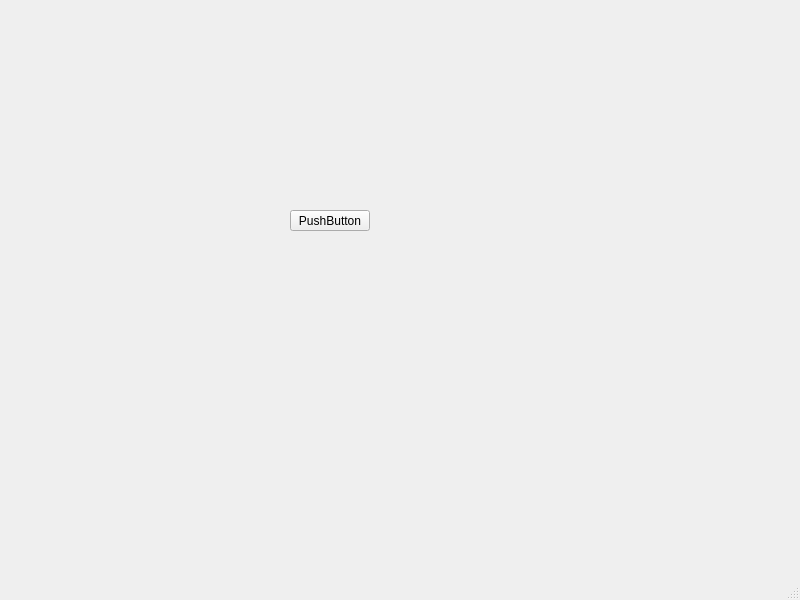
Qt form mainwindow.ui (denis-anisimov57/FileStruct) before a commit.
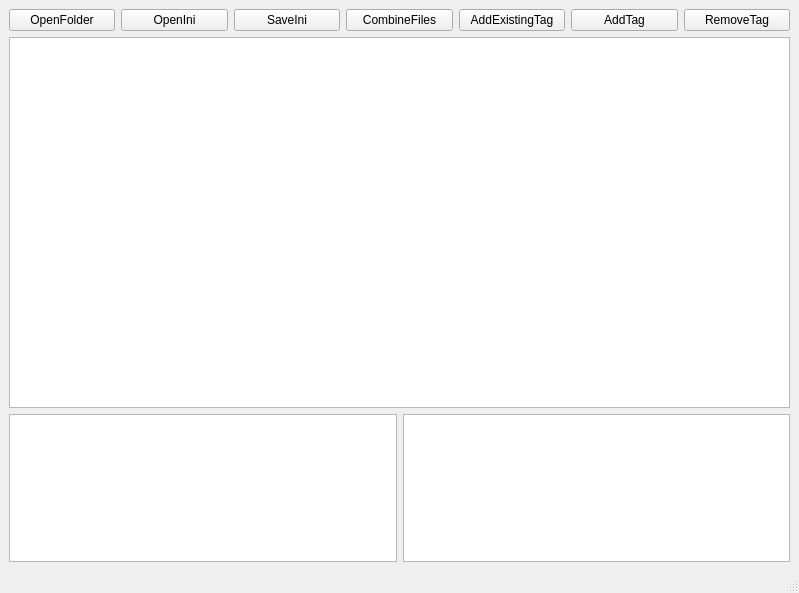
The same form after that commit.

```diff
--- a/mainwindow.ui
+++ b/mainwindow.ui
@@ -6,27 +6,99 @@
    <rect>
     <x>0</x>
     <y>0</y>
-    <width>800</width>
-    <height>600</height>
+    <width>799</width>
+    <height>593</height>
    </rect>
   </property>
   <property name="windowTitle">
    <string>MainWindow</string>
   </property>
   <widget class="QWidget" name="centralwidget">
-   <widget class="QPushButton" name="pushButton">
-    <property name="geometry">
-     <rect>
-      <x>290</x>
-      <y>210</y>
-      <width>80</width>
-      <height>21</height>
-     </rect>
-    </property>
-    <property name="text">
-     <string>PushButton</string>
-    </property>
-   </widget>
+   <layout class="QVBoxLayout" name="verticalLayout_2">
+    <item>
+     <layout class="QVBoxLayout" name="verticalLayout" stretch="1,10,4">
+      <item>
+       <layout class="QHBoxLayout" name="horizontalLayout" stretch="0,0,0,0,0,0,0">
+        <item>
+         <widget class="QPushButton" name="OpenFolder">
+          <property name="text">
+           <string>OpenFolder</string>
+          </property>
+         </widget>
+        </item>
+        <item>
+         <widget class="QPushButton" name="OpenIni">
+          <property name="text">
+           <string>OpenIni</string>
+          </property>
+         </widget>
+        </item>
+        <item>
+         <widget class="QPushButton" name="SaveIni">
+          <property name="text">
+           <string>SaveIni</string>
+          </property>
+         </widget>
+        </item>
+        <item>
+         <widget class="QPushButton" name="CombineFiles">
+          <property name="text">
+           <string>CombineFiles</string>
+          </property>
+         </widget>
+        </item>
+        <item>
+         <widget class="QPushButton" name="AddExistingTags">
+          <property name="text">
+           <string>AddExistingTag</string>
+          </property>
+         </widget>
+        </item>
+        <item>
+         <widget class="QPushButton" name="AddTag">
+          <property name="text">
+           <string>AddTag</string>
+          </property>
+         </widget>
+        </item>
+        <item>
+         <widget class="QPushButton" name="RemoveTag">
+          <property name="text">
+           <string>RemoveTag</string>
+          </property>
+         </widget>
+        </item>
+       </layout>
+      </item>
+      <item>
+       <widget class="QGraphicsView" name="graphicsView">
+        <property name="verticalScrollBarPolicy">
+         <enum>Qt::ScrollBarAlwaysOff</enum>
+        </property>
+        <property name="horizontalScrollBarPolicy">
+         <enum>Qt::ScrollBarAlwaysOff</enum>
+        </property>
+        <property name="sizeAdjustPolicy">
+         <enum>QAbstractScrollArea::AdjustIgnored</enum>
+        </property>
+       </widget>
+      </item>
+      <item>
+       <layout class="QHBoxLayout" name="horizontalLayout_2" stretch="1,1">
+        <property name="sizeConstraint">
+         <enum>QLayout::SetMaximumSize</enum>
+        </property>
+        <item>
+         <widget class="QListWidget" name="FileList"/>
+        </item>
+        <item>
+         <widget class="QListWidget" name="TagList"/>
+        </item>
+       </layout>
+      </item>
+     </layout>
+    </item>
+   </layout>
   </widget>
   <widget class="QMenuBar" name="menubar">
    <property name="geometry">
```
Left out of the diff: 2 changed lines with no effect on the pictures.
